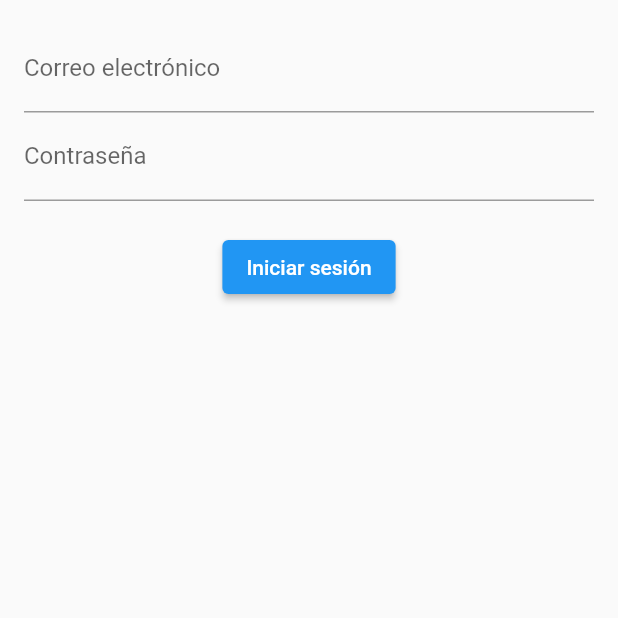
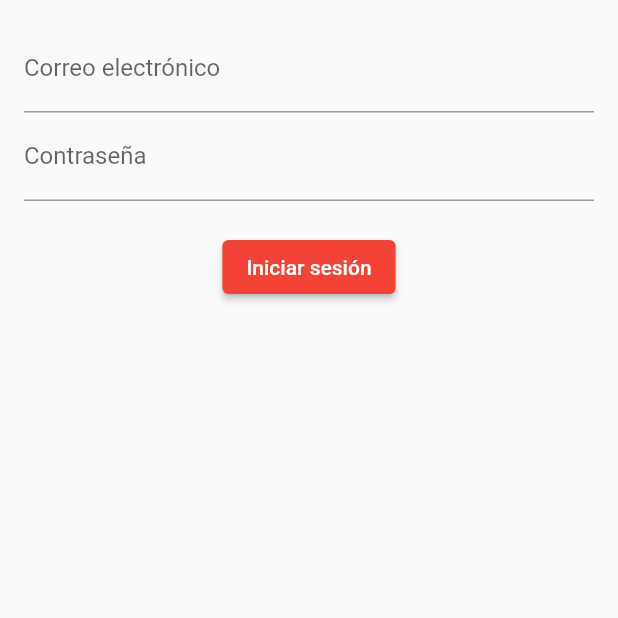
Before and after one commit to ricoemanuel/sashamaster, a Flutter app: the screen it shows after launch, on a phone screen of 412 x 824 dp, the top half of it. Run offline on Flutter 3.47's test engine with Material 2 defaults, Android fonts, the phone set to English and light mode, and no system bars; our stand-ins replace cloud_firestore, firebase_auth, firebase_core; accounts and stored records are empty.

Commit message:
Current user validation, changed the theme and color of the app

```diff
--- a/lib/main.dart
+++ b/lib/main.dart
@@ -1,8 +1,10 @@
 import 'package:firebase_core/firebase_core.dart';
 import 'package:flutter/material.dart';
+import 'package:sashamaster/controllers/firebase.controller.dart';
 import 'package:sashamaster/views/signin.view.dart';
+import 'package:sashamaster/views/start.view.dart';
+import 'firebase_options.dart';
 
-import 'firebase_options.dart';
 Future<void> main() async {
   WidgetsFlutterBinding.ensureInitialized();
   await Firebase.initializeApp(
@@ -17,8 +19,30 @@ class MyApp extends StatelessWidget {
   // This widget is the root of your application.
   @override
   Widget build(BuildContext context) {
-    return const MaterialApp(
-      home: LoginPage(),
+    return FutureBuilder(
+      future: CurrentUser(),
+      builder: (context, snapshot) {
+        if (snapshot.connectionState == ConnectionState.done) {
+          final currentUser = snapshot.data;
+          return MaterialApp(
+            theme: ThemeData(
+              colorScheme: ColorScheme.fromSwatch(primarySwatch: Colors.red),
+            ),
+            home: currentUser == null ? const LoginPage() : const StartPage(),
+          );
+        } else {
+          return Container(
+            alignment: Alignment.center,
+            height: 40,
+            width: 40,
+            child: const SizedBox(
+              height: 20,
+              width: 20,
+              child: CircularProgressIndicator(),
+            ),
+          );
+        }
+      },
     );
   }
 }
--- a/lib/views/start.view.dart
+++ b/lib/views/start.view.dart
@@ -18,6 +18,7 @@ class _StartPage extends State<StartPage> {
   // ignore: non_constant_identifier_names
   Future InitializeUser() async {
     data = await CurrentUser();
+
   }
 
   @override
@@ -33,7 +34,7 @@ class _StartPage extends State<StartPage> {
       endDrawerEnableOpenDragGesture: false,
       appBar: AppBar(
         title: const Text('Universidad de Medellín'),
-        // Agrega un icono de menú hamburguesa en la barra de navegación
+
         leading: IconButton(
           icon: const Icon(Icons.menu),
           onPressed: () {
@@ -47,7 +48,7 @@ class _StartPage extends State<StartPage> {
           children: <Widget>[
             DrawerHeader(
               decoration: const BoxDecoration(
-                color: Colors.blue,
+                color: Colors.red,
               ),
               child: FutureBuilder<Map<String, dynamic>>(
                 future: CurrentUser(),
@@ -65,7 +66,8 @@ class _StartPage extends State<StartPage> {
                           ),
                           const SizedBox(height: 8),
                           Text(
-                            data["name"],
+                            data["name"][0].toUpperCase() + data["name"].substring(1)+" "+
+                            data["lastname"].split(" ")[0][0].toUpperCase()+data["lastname"].split(" ")[0].substring(1),
                             style: const TextStyle(
                               color: Colors.white,
                               fontSize: 24,
@@ -99,10 +101,7 @@ class _StartPage extends State<StartPage> {
             ),
           ],
         ),
-      ),
-      body: const Center(
-        child: Text('Contenido de mi pantalla'),
-      ),
+      )
     );
   }
 }
```
